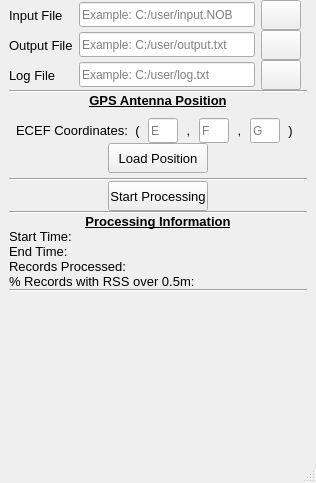
Qt form Project_1/mainwindow.ui (Hannsel101/PCIP_Intern_Proj_1) before a commit.
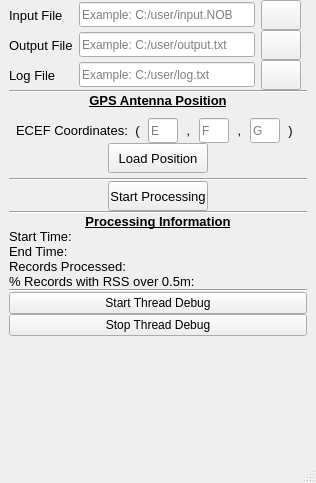
The same form after that commit.

```diff
--- a/Project_1/mainwindow.ui
+++ b/Project_1/mainwindow.ui
@@ -406,6 +406,20 @@
         </property>
        </widget>
       </item>
+      <item>
+       <widget class="QPushButton" name="startThread_Button">
+        <property name="text">
+         <string>Start Thread Debug</string>
+        </property>
+       </widget>
+      </item>
+      <item>
+       <widget class="QPushButton" name="stopThread_Button">
+        <property name="text">
+         <string>Stop Thread Debug</string>
+        </property>
+       </widget>
+      </item>
       <item>
        <spacer name="verticalSpacer_2">
         <property name="orientation">
```
